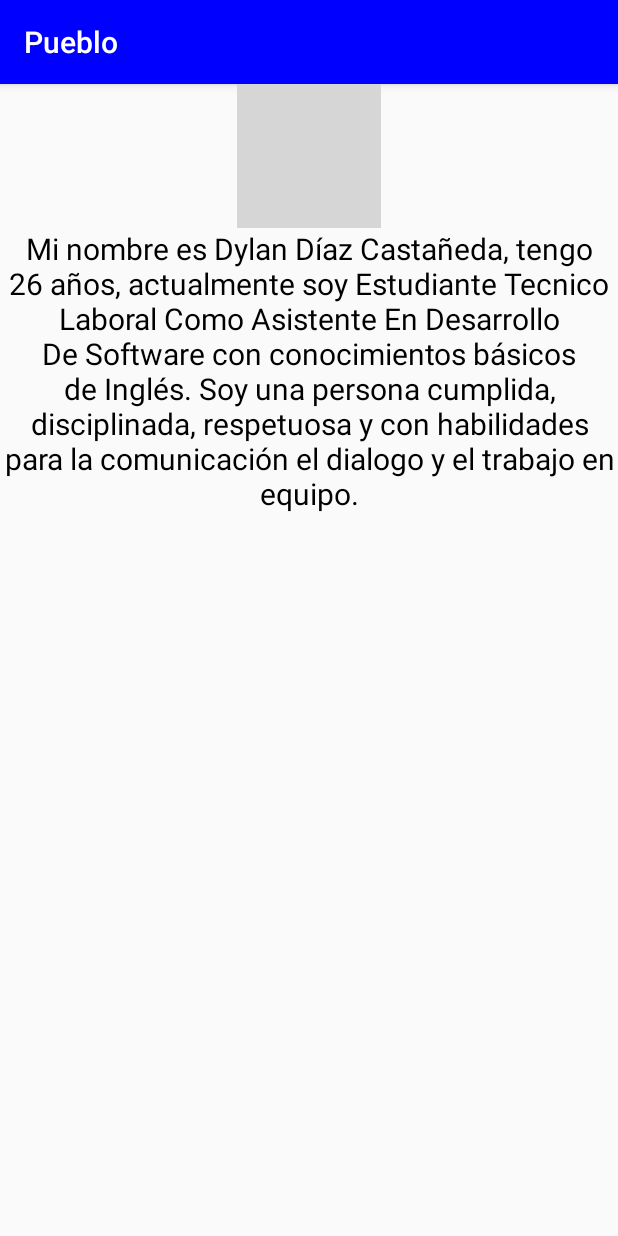
After one commit to dylandiazc/Pueblo, an Android app: the Acercade screen opened directly, with no data from a screen before it, on a phone screen of 412 x 824 dp. The commit adds this screen. Run offline under Robolectric (Android 15) with nearby library versions, the phone set to English and light mode, and no system bars; grey boxes are pictures that could not be loaded.

Commit message:
21 de junio
trasudctor y acerca de

```diff
--- a/app/src/main/AndroidManifest.xml
+++ b/app/src/main/AndroidManifest.xml
@@ -9,7 +9,8 @@
         android:roundIcon="@mipmap/ic_launcher_round"
         android:supportsRtl="true"
         android:theme="@style/AppTheme">
-        <activity android:name=".Home"></activity>
+        <activity android:name=".Acercade"></activity>
+        <activity android:name=".Home" />
         <activity android:name=".Splash">
             <intent-filter>
                 <action android:name="android.intent.action.MAIN" />
--- /dev/null
+++ b/app/src/main/java/com/example/pueblo/Acercade.java
@@ -0,0 +1,14 @@
+package com.example.pueblo;
+
+import androidx.appcompat.app.AppCompatActivity;
+
+import android.os.Bundle;
+
+public class Acercade extends AppCompatActivity {
+
+    @Override
+    protected void onCreate(Bundle savedInstanceState) {
+        super.onCreate(savedInstanceState);
+        setContentView(R.layout.activity_acercade);
+    }
+}
--- /dev/null
+++ b/app/src/main/res/layout/activity_acercade.xml
@@ -0,0 +1,32 @@
+<?xml version="1.0" encoding="utf-8"?>
+<androidx.constraintlayout.widget.ConstraintLayout xmlns:android="http://schemas.android.com/apk/res/android"
+    xmlns:app="http://schemas.android.com/apk/res-auto"
+    xmlns:tools="http://schemas.android.com/tools"
+    android:layout_width="match_parent"
+    android:layout_height="match_parent"
+    tools:context=".Acercade">
+
+    <ImageView
+        android:id="@+id/fotoProgramador"
+        android:src="@drawable/dylan"
+        android:layout_width="wrap_content"
+        android:layout_height="wrap_content"
+        android:adjustViewBounds="true"
+        app:layout_constraintTop_toTopOf="parent"
+        app:layout_constraintStart_toStartOf="parent"
+        app:layout_constraintEnd_toEndOf="parent"
+        />
+
+    <TextView
+        android:layout_width="wrap_content"
+        android:layout_height="wrap_content"
+        android:text="@string/descripcionAcerca"
+        android:textSize="20sp"
+        android:textColor="@color/black"
+        android:textAlignment="center"
+        app:layout_constraintTop_toBottomOf="@id/fotoProgramador"
+        app:layout_constraintStart_toStartOf="parent"
+        app:layout_constraintEnd_toEndOf="parent"
+        />
+
+</androidx.constraintlayout.widget.ConstraintLayout>
--- a/app/src/main/res/values/strings.xml
+++ b/app/src/main/res/values/strings.xml
@@ -4,6 +4,13 @@
     <string name="descripcion1">Aquí podemos apreciar el parque principal y los charcos del corregimeinto Tapartó
     </string>
     <string name="descripcion2">Aquí podemos apreciar uno de los hoteles más emblematicos del municipio conocido como: Finca Hotel Los Arrayanes.</string>
-    <string name="descripcion3">Dos de los platos maás típicos de la región la bandeja paisa y la mazamorra Antioqueña.</string>
+    <string name="descripcion3">Dos de los platos más típicos de la región la bandeja paisa y la mazamorra Antioqueña.</string>
     <string name="descripcion4">Dos de las fuentes más importantes de la economía de la región; el café y la ganadería.</string>
+    <string name="descripcionAcerca">Mi nombre es Dylan Díaz Castañeda, tengo 26 años, actualmente soy Estudiante Tecnico Laboral Como Asistente
+                                    En Desarrollo De Software con conocimientos básicos de Inglés. Soy una persona cumplida, disciplinada,
+                                    respetuosa y con habilidades para la comunicación el dialogo y el trabajo en equipo.</string>
+    <string name="opcion1">Acerca de</string>
+    <string name="opcion2">Inglés</string>
+    <string name="opcion3">Español</string>
+
 </resources>
--- a/build.gradle
+++ b/build.gradle
@@ -5,7 +5,7 @@ buildscript {
         jcenter()
     }
     dependencies {
-        classpath "com.android.tools.build:gradle:4.0.1"
+        classpath 'com.android.tools.build:gradle:4.2.1'
 
         // NOTE: Do not place your application dependencies here; they belong
         // in the individual module build.gradle files
```
Also changed, not shown: app/src/main/java/com/example/pueblo/Home.java (+56 -0 lines), app/src/main/res/menu/menu.xml (added, +19 -0 lines), app/src/main/res/drawable/Dylan.jpg (added), gradle/wrapper/gradle-wrapper.properties, 1 other file.
